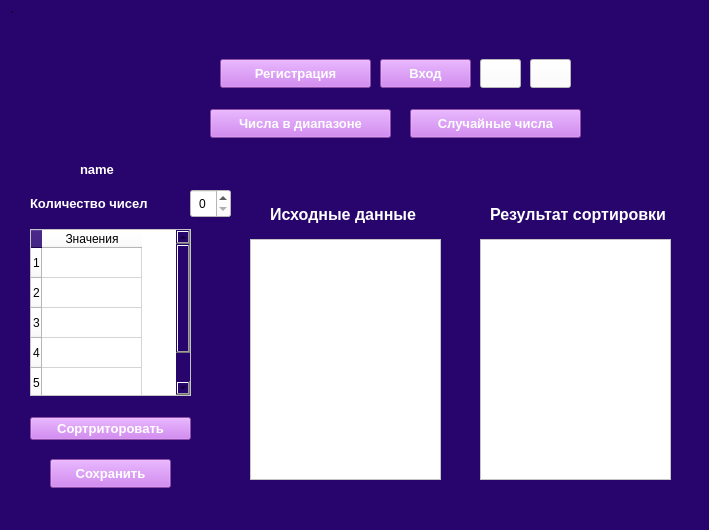
Ppolin-prog/Programm_System, file mainwindow.ui: the form before one commit.
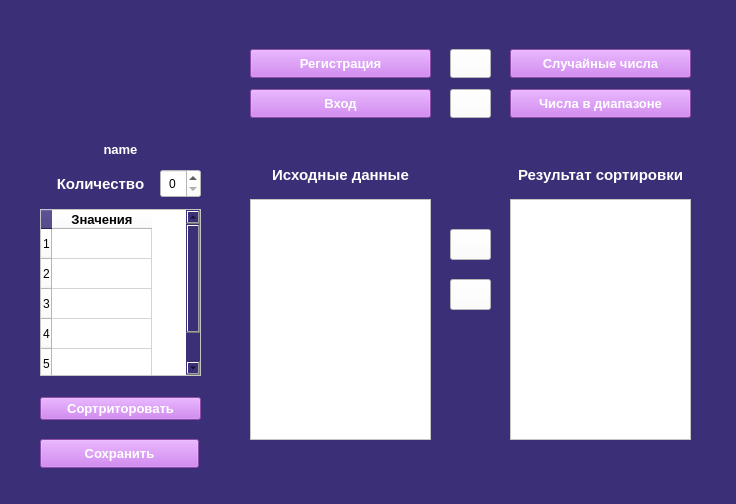
The form after the commit. Icons and pictures are not drawn.

What changed in the file:
```diff
--- a/mainwindow.ui
+++ b/mainwindow.ui
@@ -6,8 +6,8 @@
    <rect>
     <x>0</x>
     <y>0</y>
-    <width>709</width>
-    <height>530</height>
+    <width>736</width>
+    <height>504</height>
    </rect>
   </property>
   <property name="sizePolicy">
@@ -33,21 +33,21 @@
    <iconset theme="QIcon::ThemeIcon::DocumentProperties"/>
   </property>
   <property name="styleSheet">
-   <string notr="true">background-color: rgb(40, 5, 109);</string>
+   <string notr="true">background-color: rgb(59, 48, 120);</string>
   </property>
   <widget class="QWidget" name="centralwidget">
    <widget class="QPushButton" name="login_account">
     <property name="geometry">
      <rect>
-      <x>380</x>
-      <y>40</y>
-      <width>91</width>
+      <x>250</x>
+      <y>70</y>
+      <width>181</width>
       <height>29</height>
      </rect>
     </property>
     <property name="font">
      <font>
-      <family>MS Sans Serif</family>
+      <family>Microsoft Sans Serif</family>
       <pointsize>10</pointsize>
       <bold>true</bold>
      </font>
@@ -66,12 +66,17 @@
    <widget class="QLabel" name="label">
     <property name="geometry">
      <rect>
-      <x>40</x>
-      <y>20</y>
+      <x>60</x>
+      <y>10</y>
       <width>131</width>
       <height>111</height>
      </rect>
     </property>
+    <property name="font">
+     <font>
+      <family>Microsoft Sans Serif</family>
+     </font>
+    </property>
     <property name="cursor">
      <cursorShape>PointingHandCursor</cursorShape>
     </property>
@@ -85,12 +90,17 @@
    <widget class="QPushButton" name="exit">
     <property name="geometry">
      <rect>
-      <x>480</x>
-      <y>40</y>
+      <x>450</x>
+      <y>70</y>
       <width>41</width>
       <height>29</height>
      </rect>
     </property>
+    <property name="font">
+     <font>
+      <family>Microsoft Sans Serif</family>
+     </font>
+    </property>
     <property name="cursor">
      <cursorShape>PointingHandCursor</cursorShape>
     </property>
@@ -108,15 +118,15 @@
    <widget class="QPushButton" name="random">
     <property name="geometry">
      <rect>
-      <x>410</x>
-      <y>90</y>
-      <width>171</width>
+      <x>510</x>
+      <y>30</y>
+      <width>181</width>
       <height>29</height>
      </rect>
     </property>
     <property name="font">
      <font>
-      <family>Segoe UI</family>
+      <family>Microsoft Sans Serif</family>
       <pointsize>10</pointsize>
       <bold>true</bold>
      </font>
@@ -135,15 +145,15 @@
    <widget class="QPushButton" name="random_range">
     <property name="geometry">
      <rect>
-      <x>210</x>
-      <y>90</y>
+      <x>510</x>
+      <y>70</y>
       <width>181</width>
       <height>29</height>
      </rect>
     </property>
     <property name="font">
      <font>
-      <family>Segoe UI</family>
+      <family>Microsoft Sans Serif</family>
       <pointsize>10</pointsize>
       <bold>true</bold>
      </font>
@@ -162,15 +172,15 @@
    <widget class="QPushButton" name="registration_account">
     <property name="geometry">
      <rect>
-      <x>220</x>
-      <y>40</y>
-      <width>151</width>
+      <x>250</x>
+      <y>30</y>
+      <width>181</width>
       <height>29</height>
      </rect>
     </property>
     <property name="font">
      <font>
-      <family>MS Sans Serif</family>
+      <family>Microsoft Sans Serif</family>
       <pointsize>10</pointsize>
       <bold>true</bold>
      </font>
@@ -189,12 +199,20 @@
    <widget class="QPushButton" name="information">
     <property name="geometry">
      <rect>
-      <x>530</x>
-      <y>40</y>
+      <x>450</x>
+      <y>30</y>
       <width>41</width>
       <height>29</height>
      </rect>
     </property>
+    <property name="font">
+     <font>
+      <family>Microsoft Sans Serif</family>
+     </font>
+    </property>
+    <property name="cursor">
+     <cursorShape>PointingHandCursor</cursorShape>
+    </property>
     <property name="styleSheet">
      <string notr="true">background-color: rgb(255, 255, 255);</string>
     </property>
@@ -209,16 +227,16 @@
    <widget class="QLabel" name="count">
     <property name="geometry">
      <rect>
-      <x>30</x>
-      <y>170</y>
-      <width>161</width>
+      <x>40</x>
+      <y>150</y>
+      <width>121</width>
       <height>29</height>
      </rect>
     </property>
     <property name="font">
      <font>
-      <family>MS Sans Serif</family>
-      <pointsize>10</pointsize>
+      <family>Microsoft Sans Serif</family>
+      <pointsize>11</pointsize>
       <bold>true</bold>
      </font>
     </property>
@@ -229,18 +247,26 @@
      <string notr="true">color: rgb(255, 255, 255);</string>
     </property>
     <property name="text">
-     <string>Количество чисел</string>
+     <string>Количество</string>
+    </property>
+    <property name="alignment">
+     <set>Qt::AlignmentFlag::AlignCenter</set>
     </property>
    </widget>
    <widget class="QSpinBox" name="count_values">
     <property name="geometry">
      <rect>
-      <x>190</x>
-      <y>170</y>
+      <x>160</x>
+      <y>150</y>
       <width>41</width>
       <height>29</height>
      </rect>
     </property>
+    <property name="font">
+     <font>
+      <family>Microsoft Sans Serif</family>
+     </font>
+    </property>
     <property name="cursor">
      <cursorShape>PointingHandCursor</cursorShape>
     </property>
@@ -254,15 +280,15 @@
    <widget class="QLabel" name="label_2">
     <property name="geometry">
      <rect>
-      <x>80</x>
-      <y>140</y>
-      <width>51</width>
+      <x>60</x>
+      <y>120</y>
+      <width>121</width>
       <height>20</height>
      </rect>
     </property>
     <property name="font">
      <font>
-      <family>Segoe UI</family>
+      <family>Microsoft Sans Serif</family>
       <pointsize>10</pointsize>
       <bold>true</bold>
      </font>
@@ -273,20 +299,23 @@
     <property name="text">
      <string>name</string>
     </property>
+    <property name="alignment">
+     <set>Qt::AlignmentFlag::AlignCenter</set>
+    </property>
    </widget>
    <widget class="QLabel" name="label_rawdata">
     <property name="geometry">
      <rect>
-      <x>270</x>
-      <y>180</y>
+      <x>250</x>
+      <y>140</y>
       <width>181</width>
       <height>31</height>
      </rect>
     </property>
     <property name="font">
      <font>
-      <family>Segoe UI</family>
-      <pointsize>12</pointsize>
+      <family>Microsoft Sans Serif</family>
+      <pointsize>11</pointsize>
       <bold>true</bold>
      </font>
     </property>
@@ -296,20 +325,23 @@
     <property name="text">
      <string>Исходные данные</string>
     </property>
+    <property name="alignment">
+     <set>Qt::AlignmentFlag::AlignCenter</set>
+    </property>
    </widget>
    <widget class="QLabel" name="label_sortdata">
     <property name="geometry">
      <rect>
       <x>490</x>
-      <y>180</y>
-      <width>191</width>
+      <y>140</y>
+      <width>221</width>
       <height>31</height>
      </rect>
     </property>
     <property name="font">
      <font>
-      <family>Segoe UI</family>
-      <pointsize>12</pointsize>
+      <family>Microsoft Sans Serif</family>
+      <pointsize>11</pointsize>
       <bold>true</bold>
      </font>
     </property>
@@ -319,19 +351,22 @@
     <property name="text">
      <string>Результат сортировки</string>
     </property>
+    <property name="alignment">
+     <set>Qt::AlignmentFlag::AlignCenter</set>
+    </property>
    </widget>
    <widget class="QTextEdit" name="raw_data">
     <property name="geometry">
      <rect>
       <x>250</x>
-      <y>220</y>
-      <width>191</width>
+      <y>180</y>
+      <width>181</width>
       <height>241</height>
      </rect>
     </property>
     <property name="font">
      <font>
-      <family>MS Sans Serif</family>
+      <family>Microsoft Sans Serif</family>
       <pointsize>10</pointsize>
       <bold>true</bold>
      </font>
@@ -340,19 +375,22 @@
      <string notr="true">background-color: rgb(255, 255, 255);
 color: rgb(0, 0, 0);</string>
     </property>
+    <property name="readOnly">
+     <bool>true</bool>
+    </property>
    </widget>
    <widget class="QTextEdit" name="sort_data">
     <property name="geometry">
      <rect>
-      <x>480</x>
-      <y>220</y>
-      <width>191</width>
+      <x>510</x>
+      <y>180</y>
+      <width>181</width>
       <height>241</height>
      </rect>
     </property>
     <property name="font">
      <font>
-      <family>MS Sans Serif</family>
+      <family>Microsoft Sans Serif</family>
       <pointsize>10</pointsize>
       <bold>true</bold>
      </font>
@@ -361,19 +399,35 @@
      <string notr="true">background-color: rgb(255, 255, 255);
 color: rgb(0, 0, 0);</string>
     </property>
+    <property name="readOnly">
+     <bool>true</bool>
+    </property>
    </widget>
    <widget class="QWidget" name="layoutWidget">
     <property name="geometry">
      <rect>
-      <x>30</x>
-      <y>210</y>
+      <x>40</x>
+      <y>190</y>
       <width>161</width>
       <height>211</height>
      </rect>
     </property>
+    <property name="font">
+     <font>
+      <family>Microsoft Sans Serif</family>
+     </font>
+    </property>
+    <property name="cursor">
+     <cursorShape>PointingHandCursor</cursorShape>
+    </property>
     <layout class="QVBoxLayout" name="verticalLayout_2">
      <item>
       <widget class="QTableWidget" name="values_table">
+       <property name="font">
+        <font>
+         <family>Microsoft Sans Serif</family>
+        </font>
+       </property>
        <property name="cursor" stdset="0">
         <cursorShape>PointingHandCursor</cursorShape>
        </property>
@@ -395,6 +449,13 @@
         <property name="text">
          <string>Значения</string>
         </property>
+        <property name="font">
+         <font>
+          <family>Microsoft Sans Serif</family>
+          <pointsize>10</pointsize>
+          <bold>true</bold>
+         </font>
+        </property>
        </column>
        <item row="0" column="0">
         <property name="text">
@@ -410,6 +471,14 @@
      </item>
      <item>
       <spacer name="verticalSpacer">
+       <property name="font">
+        <font>
+         <family>Microsoft Sans Serif</family>
+        </font>
+       </property>
+       <property name="cursor">
+        <cursorShape>ArrowCursor</cursorShape>
+       </property>
        <property name="orientation">
         <enum>Qt::Orientation::Vertical</enum>
        </property>
@@ -425,7 +494,7 @@
       <widget class="QPushButton" name="sort_button">
        <property name="font">
         <font>
-         <family>Segoe UI</family>
+         <family>Microsoft Sans Serif</family>
          <pointsize>10</pointsize>
          <bold>true</bold>
         </font>
@@ -447,15 +516,15 @@
    <widget class="QPushButton" name="data_save">
     <property name="geometry">
      <rect>
-      <x>50</x>
-      <y>440</y>
-      <width>121</width>
+      <x>40</x>
+      <y>420</y>
+      <width>159</width>
       <height>29</height>
      </rect>
     </property>
     <property name="font">
      <font>
-      <family>Segoe UI</family>
+      <family>Microsoft Sans Serif</family>
       <pointsize>10</pointsize>
       <bold>true</bold>
      </font>
@@ -468,10 +537,62 @@
      <string>Сохранить</string>
     </property>
    </widget>
+   <widget class="QPushButton" name="next_data">
+    <property name="geometry">
+     <rect>
+      <x>450</x>
+      <y>210</y>
+      <width>41</width>
+      <height>31</height>
+     </rect>
+    </property>
+    <property name="cursor">
+     <cursorShape>PointingHandCursor</cursorShape>
+    </property>
+    <property name="styleSheet">
+     <string notr="true">background-color: rgb(255, 255, 255);</string>
+    </property>
+    <property name="text">
+     <string/>
+    </property>
+    <property name="icon">
+     <iconset resource="icons.qrc">
+      <normaloff>:/icons/icons/knopka.png</normaloff>:/icons/icons/knopka.png</iconset>
+    </property>
+   </widget>
+   <widget class="QPushButton" name="back_data">
+    <property name="geometry">
+     <rect>
+      <x>450</x>
+      <y>260</y>
+      <width>41</width>
+      <height>31</height>
+     </rect>
+    </property>
+    <property name="font">
+     <font>
+      <family>Microsoft Sans Serif</family>
+      <pointsize>10</pointsize>
+     </font>
+    </property>
+    <property name="cursor">
+     <cursorShape>PointingHandCursor</cursorShape>
+    </property>
+    <property name="styleSheet">
+     <string notr="true">background-color: rgb(255, 255, 255);</string>
+    </property>
+    <property name="text">
+     <string/>
+    </property>
+    <property name="icon">
+     <iconset resource="icons.qrc">
+      <normaloff>:/icons/icons/knpk.png</normaloff>:/icons/icons/knpk.png</iconset>
+    </property>
+   </widget>
   </widget>
   <widget class="QStatusBar" name="statusbar">
    <property name="styleSheet">
-    <string notr="true">color: rgb(255, 255, 255);</string>
+    <string notr="true">color: rgb(59, 48, 120);</string>
    </property>
   </widget>
   <widget class="QMenuBar" name="menubar">
@@ -479,10 +600,13 @@
     <rect>
      <x>0</x>
      <y>0</y>
-     <width>709</width>
+     <width>736</width>
      <height>25</height>
     </rect>
    </property>
+   <property name="styleSheet">
+    <string notr="true">color: rgb(59, 48, 120);</string>
+   </property>
    <widget class="QMenu" name="menu">
     <property name="font">
      <font>
```
Left out of the diff: 29 changed lines with no effect on the pictures.
